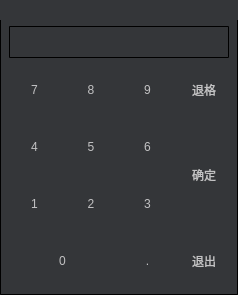
Old version of the form dlg_psw.ui in the repository eeyoo/yunsheng.
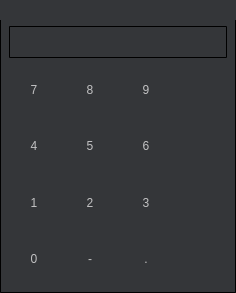
New version of the form. Icons and pictures are not drawn.

What changed in the file:
```diff
--- a/dlg_psw.ui
+++ b/dlg_psw.ui
@@ -6,15 +6,20 @@
    <rect>
     <x>0</x>
     <y>0</y>
-    <width>238</width>
-    <height>295</height>
+    <width>236</width>
+    <height>293</height>
    </rect>
   </property>
   <property name="windowTitle">
    <string>数字键盘</string>
   </property>
   <property name="styleSheet">
-   <string notr="true">QWidget {
+   <string notr="true">*{
+font: 12px;
+font-family: &quot;微软雅黑&quot;;
+}
+
+QWidget {
 color: #c2c2c3;
 background: #343639;
 }
@@ -52,7 +57,8 @@
 
 QPushButton[objectName=&quot;btn48&quot;] {
 border: no;
-min-width: 106px;
+outline: no;
+min-width: 50px;
 min-height: 50px;
 image: url(&quot;:/Res/image/button_106x50_normal.png&quot;);
 }
@@ -61,7 +67,23 @@
 border: no;
 min-width: 106px;
 min-height: 50px;
-image: url(&quot;:/Res/image/button_106x50_active.png&quot;);
+image: url(&quot;:/Res/image/button_50x50_active.png&quot;);
+}
+
+QPushButton[objectName=&quot;btnBack&quot;] {
+border: no;
+outline: no;
+min-width: 50px;
+min-height: 50px;
+image: url(&quot;:/Res/image/button_back_normal.png&quot;);
+}
+
+QPushButton[objectName=&quot;btnBack&quot;]:pressed {
+color: black;
+border: no;
+min-width: 50px;
+min-height: 50px;
+image: url(&quot;:/Res/image/button_back_active.png&quot;);
 }
 
 QPushButton[objectName=&quot;btnOK_K&quot;] {
@@ -78,6 +100,23 @@
 image: url(&quot;:/Res/image/button_50x106_active.png&quot;);
 }
 
+QPushButton[objectName=&quot;btnQuit_K&quot;] {
+border: no;
+outline: no;
+min-width: 50px;
+min-height: 50px;
+image: url(&quot;:/Res/image/button_cancel_normal.png&quot;);
+}
+
+QPushButton[objectName=&quot;btnQuit_K&quot;]:pressed {
+color: black;
+border: no;
+min-width: 50px;
+min-height: 50px;
+image: url(&quot;:/Res/image/button_cancel_active.png&quot;);
+}
+
+
 QLineEdit {
  background: qlineargradient(
   x1:0, y1:0, x2:0, y2:1,
@@ -91,7 +130,7 @@
  color: black;
 }</string>
   </property>
-  <layout class="QVBoxLayout" name="verticalLayout_2">
+  <layout class="QVBoxLayout" name="verticalLayout_2" stretch="0,1">
    <property name="leftMargin">
     <number>0</number>
    </property>
@@ -164,6 +203,58 @@
         <property name="verticalSpacing">
          <number>6</number>
         </property>
+        <item row="1" column="1">
+         <widget class="QPushButton" name="btn53">
+          <property name="sizePolicy">
+           <sizepolicy hsizetype="Minimum" vsizetype="Minimum">
+            <horstretch>0</horstretch>
+            <verstretch>0</verstretch>
+           </sizepolicy>
+          </property>
+          <property name="text">
+           <string>5</string>
+          </property>
+         </widget>
+        </item>
+        <item row="1" column="0">
+         <widget class="QPushButton" name="btn52">
+          <property name="sizePolicy">
+           <sizepolicy hsizetype="Minimum" vsizetype="Minimum">
+            <horstretch>0</horstretch>
+            <verstretch>0</verstretch>
+           </sizepolicy>
+          </property>
+          <property name="text">
+           <string>4</string>
+          </property>
+         </widget>
+        </item>
+        <item row="0" column="4">
+         <widget class="QPushButton" name="btnBack">
+          <property name="sizePolicy">
+           <sizepolicy hsizetype="Minimum" vsizetype="Minimum">
+            <horstretch>0</horstretch>
+            <verstretch>0</verstretch>
+           </sizepolicy>
+          </property>
+          <property name="text">
+           <string/>
+          </property>
+         </widget>
+        </item>
+        <item row="1" column="4" rowspan="2">
+         <widget class="QPushButton" name="btnOK_K">
+          <property name="sizePolicy">
+           <sizepolicy hsizetype="Minimum" vsizetype="Minimum">
+            <horstretch>0</horstretch>
+            <verstretch>0</verstretch>
+           </sizepolicy>
+          </property>
+          <property name="text">
+           <string/>
+          </property>
+         </widget>
+        </item>
         <item row="0" column="0">
          <widget class="QPushButton" name="btn55">
           <property name="sizePolicy">
@@ -177,6 +268,19 @@
           </property>
          </widget>
         </item>
+        <item row="2" column="3">
+         <widget class="QPushButton" name="btn51">
+          <property name="sizePolicy">
+           <sizepolicy hsizetype="Minimum" vsizetype="Minimum">
+            <horstretch>0</horstretch>
+            <verstretch>0</verstretch>
+           </sizepolicy>
+          </property>
+          <property name="text">
+           <string>3</string>
+          </property>
+         </widget>
+        </item>
         <item row="0" column="1">
          <widget class="QPushButton" name="btn56">
           <property name="sizePolicy">
@@ -190,59 +294,7 @@
           </property>
          </widget>
         </item>
-        <item row="0" column="2">
-         <widget class="QPushButton" name="btn57">
-          <property name="sizePolicy">
-           <sizepolicy hsizetype="Minimum" vsizetype="Minimum">
-            <horstretch>0</horstretch>
-            <verstretch>0</verstretch>
-           </sizepolicy>
-          </property>
-          <property name="text">
-           <string>9</string>
-          </property>
-         </widget>
-        </item>
-        <item row="0" column="3">
-         <widget class="QPushButton" name="btnBack">
-          <property name="sizePolicy">
-           <sizepolicy hsizetype="Minimum" vsizetype="Minimum">
-            <horstretch>0</horstretch>
-            <verstretch>0</verstretch>
-           </sizepolicy>
-          </property>
-          <property name="text">
-           <string>退格</string>
-          </property>
-         </widget>
-        </item>
-        <item row="1" column="0">
-         <widget class="QPushButton" name="btn52">
-          <property name="sizePolicy">
-           <sizepolicy hsizetype="Minimum" vsizetype="Minimum">
-            <horstretch>0</horstretch>
-            <verstretch>0</verstretch>
-           </sizepolicy>
-          </property>
-          <property name="text">
-           <string>4</string>
-          </property>
-         </widget>
-        </item>
-        <item row="1" column="1">
-         <widget class="QPushButton" name="btn53">
-          <property name="sizePolicy">
-           <sizepolicy hsizetype="Minimum" vsizetype="Minimum">
-            <horstretch>0</horstretch>
-            <verstretch>0</verstretch>
-           </sizepolicy>
-          </property>
-          <property name="text">
-           <string>5</string>
-          </property>
-         </widget>
-        </item>
-        <item row="1" column="2">
+        <item row="1" column="3">
          <widget class="QPushButton" name="btn54">
           <property name="sizePolicy">
            <sizepolicy hsizetype="Minimum" vsizetype="Minimum">
@@ -255,19 +307,6 @@
           </property>
          </widget>
         </item>
-        <item row="1" column="3" rowspan="2">
-         <widget class="QPushButton" name="btnOK_K">
-          <property name="sizePolicy">
-           <sizepolicy hsizetype="Minimum" vsizetype="Minimum">
-            <horstretch>0</horstretch>
-            <verstretch>0</verstretch>
-           </sizepolicy>
-          </property>
-          <property name="text">
-           <string>确定</string>
-          </property>
-         </widget>
-        </item>
         <item row="2" column="0">
          <widget class="QPushButton" name="btn49">
           <property name="sizePolicy">
@@ -294,8 +333,8 @@
           </property>
          </widget>
         </item>
-        <item row="2" column="2">
-         <widget class="QPushButton" name="btn51">
+        <item row="0" column="3">
+         <widget class="QPushButton" name="btn57">
           <property name="sizePolicy">
            <sizepolicy hsizetype="Minimum" vsizetype="Minimum">
             <horstretch>0</horstretch>
@@ -303,11 +342,18 @@
            </sizepolicy>
           </property>
           <property name="text">
-           <string>3</string>
+           <string>9</string>
           </property>
          </widget>
         </item>
-        <item row="3" column="0" colspan="2">
+        <item row="3" column="1">
+         <widget class="QPushButton" name="btn45">
+          <property name="text">
+           <string>-</string>
+          </property>
+         </widget>
+        </item>
+        <item row="3" column="0">
          <widget class="QPushButton" name="btn48">
           <property name="sizePolicy">
            <sizepolicy hsizetype="Minimum" vsizetype="Minimum">
@@ -320,7 +366,7 @@
           </property>
          </widget>
         </item>
-        <item row="3" column="2">
+        <item row="3" column="3">
          <widget class="QPushButton" name="btn46">
           <property name="sizePolicy">
            <sizepolicy hsizetype="Minimum" vsizetype="Minimum">
@@ -333,7 +379,7 @@
           </property>
          </widget>
         </item>
-        <item row="3" column="3">
+        <item row="3" column="4">
          <widget class="QPushButton" name="btnQuit_K">
           <property name="sizePolicy">
            <sizepolicy hsizetype="Minimum" vsizetype="Minimum">
@@ -342,7 +388,7 @@
            </sizepolicy>
           </property>
           <property name="text">
-           <string>退出</string>
+           <string/>
           </property>
          </widget>
         </item>
```
Left out of the diff: 9 changed lines with no effect on the pictures.
